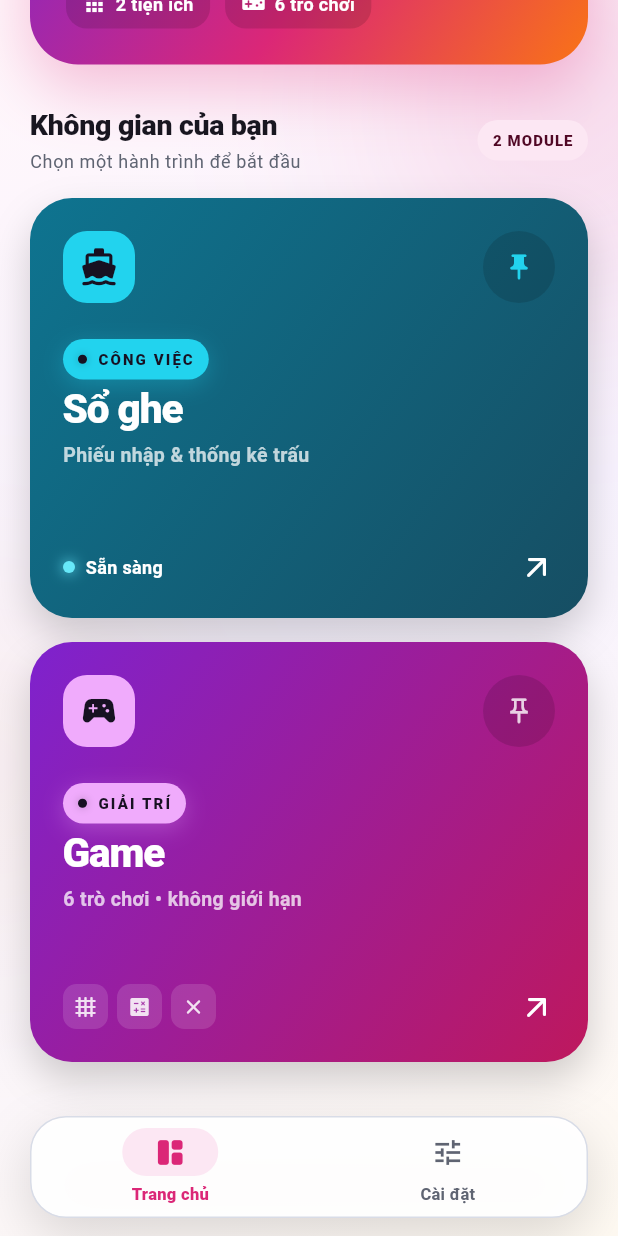
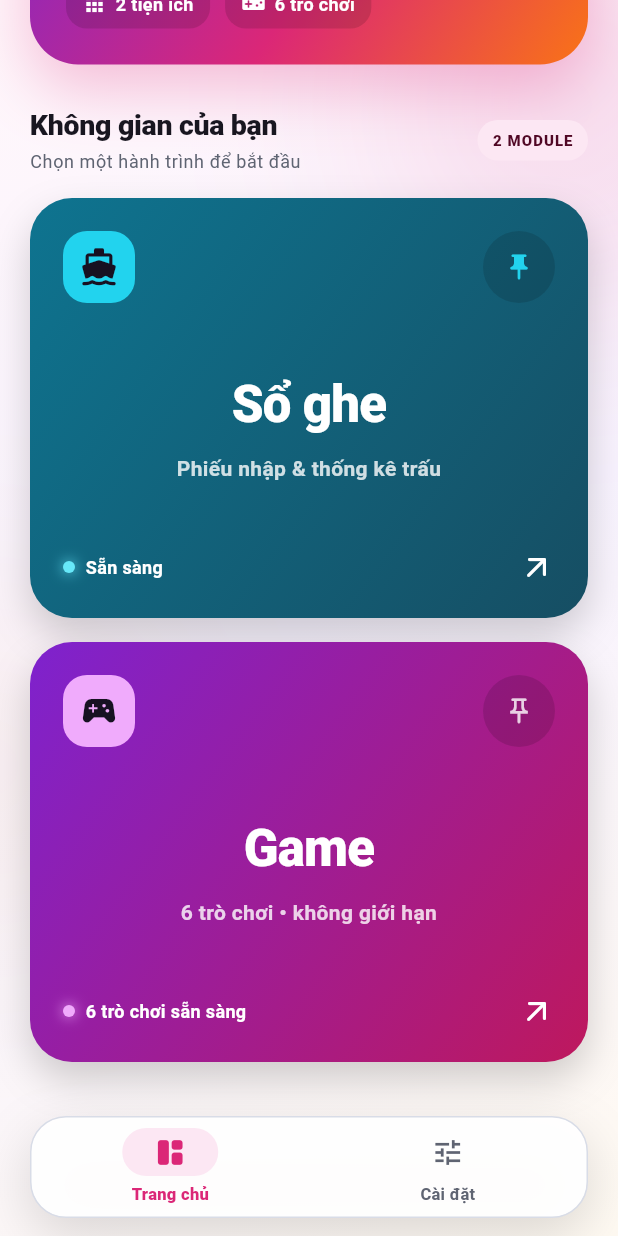
Before and after one commit to huynhgiahuy236/game-app, a Flutter app: the screen it shows after launch, scrolled down 290 dp, on a phone screen of 412 x 824 dp. Run offline on Flutter 3.47's test engine with Material 3 defaults, Android fonts, the phone set to English and light mode, and no system bars; our stand-ins replace flutter_secure_storage, image_picker, shared_preferences; missing offline and left inert: google_mlkit_text_recognition; accounts and stored records are empty; network calls fail; project files that could hold a hidden picture were left out.

```diff
--- a/frontend/lib/features/home/views/main_home_screen.dart
+++ b/frontend/lib/features/home/views/main_home_screen.dart
@@ -735,11 +735,7 @@
     onTap: onTap,
     footer: const Row(
       children: [
-        _GameChip(icon: Icons.grid_4x4_rounded),
-        SizedBox(width: 6),
-        _GameChip(icon: Icons.calculate_rounded),
-        SizedBox(width: 6),
-        _GameChip(icon: Icons.close_rounded),
+        _DotLabel(color: Color(0xFFF0ABFC), label: '6 trò chơi sẵn sàng'),
         Spacer(),
         Icon(Icons.arrow_outward_rounded, color: Colors.white),
       ],
@@ -752,7 +748,6 @@
     required this.minHeight,
     required this.title,
     required this.subtitle,
-    required this.eyebrow,
     required this.icon,
     required this.accent,
     required this.gradient,
@@ -760,6 +755,7 @@
     required this.onPin,
     required this.onTap,
     required this.footer,
+    this.eyebrow = '',
   });
   final double minHeight;
   final String title;
@@ -799,7 +795,6 @@
             child: Padding(
               padding: const EdgeInsets.all(22),
               child: Column(
-                crossAxisAlignment: CrossAxisAlignment.start,
                 children: [
                   Row(
                     children: [
@@ -835,75 +830,34 @@
                       ),
                     ],
                   ),
-                  const SizedBox(height: 24),
-                  Container(
-                    padding: const EdgeInsets.symmetric(
-                      horizontal: 10,
-                      vertical: 6,
-                    ),
-                    decoration: BoxDecoration(
-                      color: accent,
-                      borderRadius: BorderRadius.circular(99),
-                      boxShadow: [
-                        BoxShadow(
-                          color: accent.withValues(alpha: .28),
-                          blurRadius: 12,
-                          offset: const Offset(0, 4),
-                        ),
-                      ],
-                    ),
-                    child: Row(
-                      mainAxisSize: MainAxisSize.min,
+                  Expanded(
+                    child: Column(
+                      mainAxisAlignment: MainAxisAlignment.center,
+                      crossAxisAlignment: CrossAxisAlignment.center,
                       children: [
-                        Container(
-                          width: 6,
-                          height: 6,
-                          decoration: BoxDecoration(
-                            color: const Color(0xFF171122),
-                            shape: BoxShape.circle,
-                            boxShadow: [
-                              BoxShadow(
-                                color: Colors.black.withValues(alpha: .25),
-                                blurRadius: 4,
-                              ),
-                            ],
+                        Text(
+                          title,
+                          textAlign: TextAlign.center,
+                          style: const TextStyle(
+                            color: Colors.white,
+                            fontSize: 34,
+                            fontWeight: FontWeight.w900,
+                            letterSpacing: -0.5,
                           ),
                         ),
-                        const SizedBox(width: 7),
+                        const SizedBox(height: 8),
                         Text(
-                          eyebrow,
+                          subtitle,
+                          textAlign: TextAlign.center,
                           style: TextStyle(
-                            color: const Color(0xFF171122),
-                            fontSize: 10,
-                            fontWeight: FontWeight.w900,
-                            letterSpacing: 1.4,
+                            color: Colors.white.withValues(alpha: 0.8),
+                            fontSize: 14,
+                            fontWeight: FontWeight.w600,
                           ),
                         ),
                       ],
                     ),
                   ),
-                  const SizedBox(height: 6),
-                  Text(
-                    title,
-                    style: const TextStyle(
-                      color: Colors.white,
-                      fontSize: 27,
-                      height: 1,
-                      fontWeight: FontWeight.w900,
-                      letterSpacing: -.7,
-                    ),
-                  ),
-                  const SizedBox(height: 8),
-                  Text(
-                    subtitle,
-                    style: TextStyle(
-                      color: Colors.white.withValues(alpha: .74),
-                      fontSize: 13,
-                      fontWeight: FontWeight.w600,
-                    ),
-                  ),
-                  const Spacer(),
-                  const SizedBox(height: 20),
                   footer,
                 ],
               ),
```
Also changed, not shown: frontend/lib/features/boat_receipt/views/receipt_history_screen.dart (+188 -80 lines).
